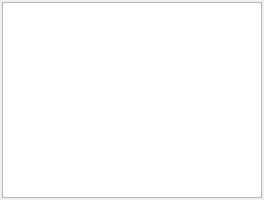
First picture: the form in Qt/widgets/tilemapwidget.ui, repository RocketRope/Gameboy-Emulator, before the edit.
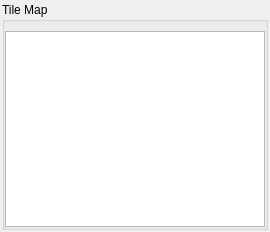
Second picture: the form after the edit.

```diff
--- a/Qt/widgets/tilemapwidget.ui
+++ b/Qt/widgets/tilemapwidget.ui
@@ -6,8 +6,8 @@
    <rect>
     <x>0</x>
     <y>0</y>
-    <width>264</width>
-    <height>200</height>
+    <width>266</width>
+    <height>217</height>
    </rect>
   </property>
   <property name="windowTitle">
@@ -27,6 +27,27 @@
     <number>2</number>
    </property>
    <item>
+    <widget class="QGroupBox" name="groupBox">
+     <property name="title">
+      <string>Tile Map </string>
+     </property>
+     <property name="flat">
+      <bool>true</bool>
+     </property>
+     <layout class="QVBoxLayout" name="verticalLayout_2">
+      <property name="leftMargin">
+       <number>0</number>
+      </property>
+      <property name="topMargin">
+       <number>9</number>
+      </property>
+      <property name="rightMargin">
+       <number>0</number>
+      </property>
+      <property name="bottomMargin">
+       <number>0</number>
+      </property>
+      <item>
     <widget class="QGraphicsView" name="graphicsView">
      <property name="sizePolicy">
       <sizepolicy hsizetype="Fixed" vsizetype="Fixed">
@@ -46,6 +67,9 @@
        <height>196</height>
       </size>
      </property>
+       </widget>
+      </item>
+     </layout>
     </widget>
    </item>
   </layout>
```
Lines whose indentation alone changed are shown as unchanged.
